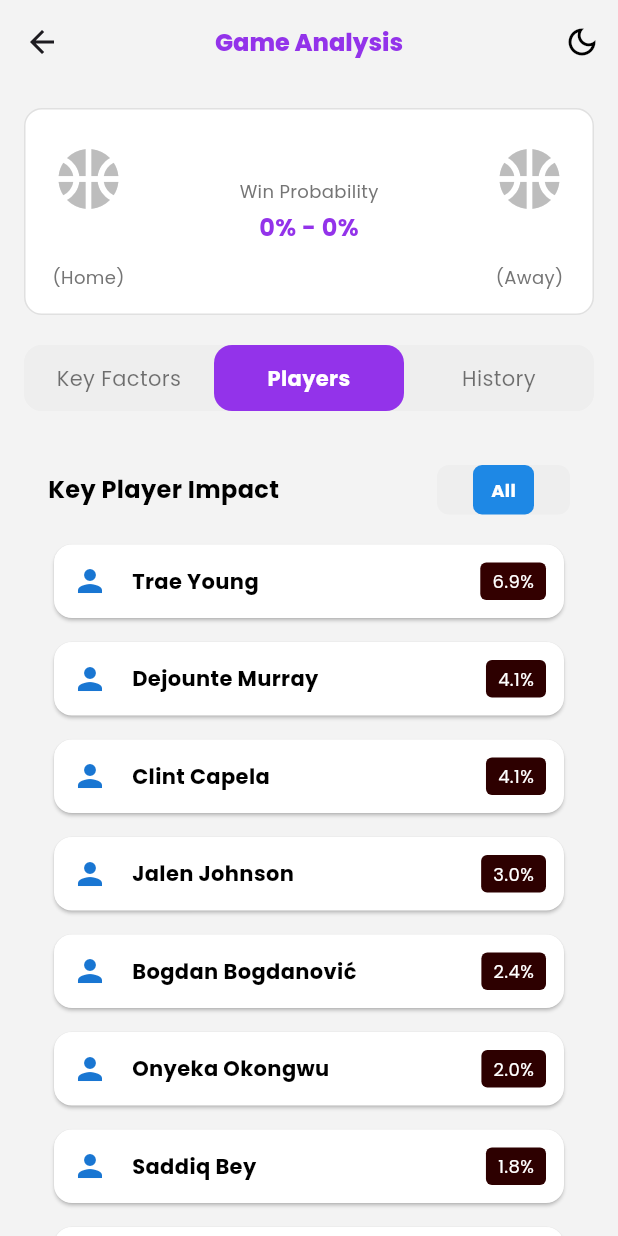
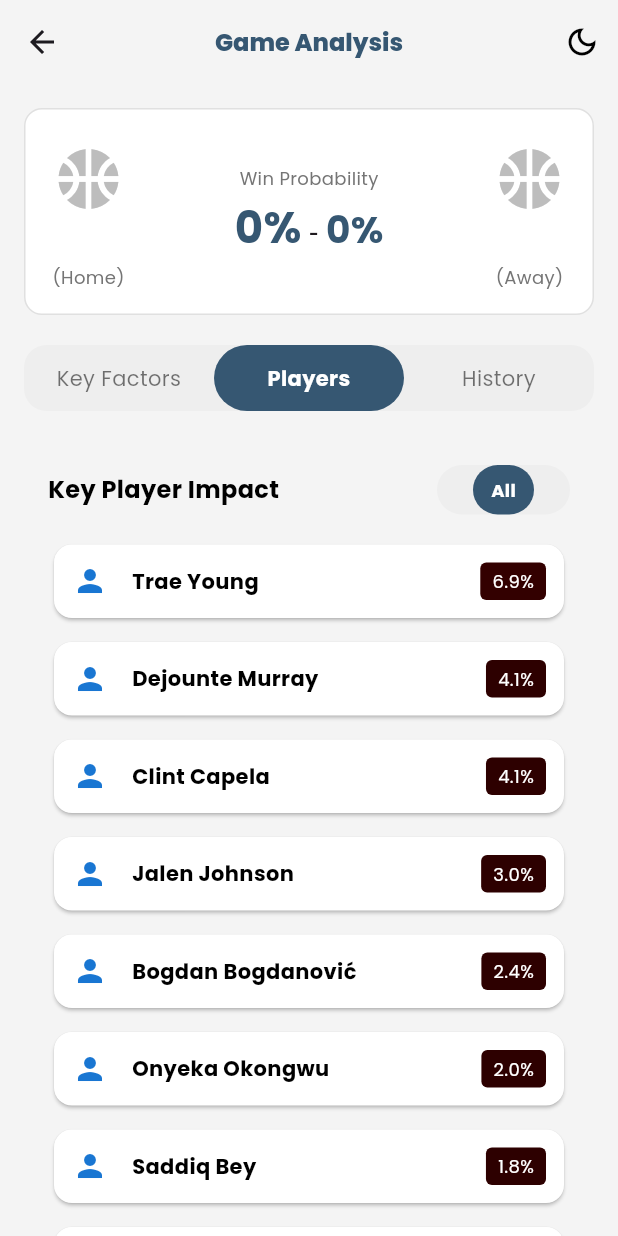
Before and after one commit to Chesterlajara/Game-Changer-AI, a Flutter app: the TransparencyPage screen opened directly with empty values, after a tap on "Players", on a phone screen of 412 x 824 dp. Run offline on Flutter 3.47's test engine with Material 3 defaults, Android fonts, the phone set to English and light mode, and no system bars; our stand-ins replace csv, flutter_svg, flutter_xlider, google_fonts; network calls fail.

```diff
--- a/GameChanger-frontend/lib/screens/analysis/transparency_page.dart
+++ b/GameChanger-frontend/lib/screens/analysis/transparency_page.dart
@@ -642,12 +642,12 @@ class _TransparencyPageState extends State<TransparencyPage> {
     final themeProvider = Provider.of<ThemeProvider>(context);
     final isDark = themeProvider.isDarkMode;
     final Color iconColor = isDark ? Colors.white : const Color(0xFF1D1B20);
-    final Color titleColor = const Color(0xFF9333EA);
+    final Color titleColor = const Color(0xFF365772);
 
     return Scaffold(
-      backgroundColor: isDark ? const Color(0xFF121212) : const Color(0xFFF3F3F3),
+      backgroundColor: isDark ? Colors.black : const Color(0xFFF4F4F4),
       appBar: AppBar(
-        backgroundColor: isDark ? const Color(0xFF2D3748) : Colors.transparent, // Match GamePage AppBar color
+        backgroundColor: isDark ? Colors.black : const Color(0xFFF4F4F4),
         elevation: 0,
         leading: IconButton(
           icon: SvgPicture.asset(
@@ -703,12 +703,12 @@ class _TransparencyPageState extends State<TransparencyPage> {
     final backgroundColor = isDarkMode ? const Color(0xFF1E1E1E) : Colors.grey[200];
     final selectedColor = isDarkMode ? Colors.white : Colors.black;
     final unselectedColor = isDarkMode ? Colors.white70 : Colors.black54;
-    final selectedTabColor = const Color(0xFF9333EA);
+    final selectedTabColor = const Color(0xFF365772);
 
     return Container(
       decoration: BoxDecoration(
         color: backgroundColor,
-        borderRadius: BorderRadius.circular(12),
+        borderRadius: BorderRadius.circular(15),
       ),
       child: Row(
         children: [
@@ -720,7 +720,7 @@ class _TransparencyPageState extends State<TransparencyPage> {
                 padding: const EdgeInsets.symmetric(vertical: 12),
                 decoration: BoxDecoration(
                   color: _selectedTabIndex == 0 ? selectedTabColor : backgroundColor,
-                  borderRadius: BorderRadius.circular(12),
+                  borderRadius: BorderRadius.circular(25),
                 ),
                 child: Text(
                   'Key Factors',
@@ -742,7 +742,7 @@ class _TransparencyPageState extends State<TransparencyPage> {
                 padding: const EdgeInsets.symmetric(vertical: 12),
                 decoration: BoxDecoration(
                   color: _selectedTabIndex == 1 ? selectedTabColor : backgroundColor,
-                  borderRadius: BorderRadius.circular(12),
+                  borderRadius: BorderRadius.circular(25),
                 ),
                 child: Text(
                   'Players',
@@ -764,7 +764,7 @@ class _TransparencyPageState extends State<TransparencyPage> {
                 padding: const EdgeInsets.symmetric(vertical: 12),
                 decoration: BoxDecoration(
                   color: _selectedTabIndex == 2 ? selectedTabColor : backgroundColor,
-                  borderRadius: BorderRadius.circular(12),
+                  borderRadius: BorderRadius.circular(25),
                 ),
                 child: Text(
                   'History',
@@ -1366,7 +1366,7 @@ class _TransparencyPageState extends State<TransparencyPage> {
                 Container(
                   decoration: BoxDecoration(
                     color: isDarkMode ? Colors.grey[800] : Colors.grey[200],
-                    borderRadius: BorderRadius.circular(8),
+                    borderRadius: BorderRadius.circular(25),
                   ),
                   child: Row(
                     mainAxisSize: MainAxisSize.min,
@@ -1451,9 +1451,9 @@ class _TransparencyPageState extends State<TransparencyPage> {
         padding: const EdgeInsets.symmetric(horizontal: 12, vertical: 8),
         decoration: BoxDecoration(
           color: isSelected
-              ? (isDarkMode ? Colors.blue[700] : Colors.blue[600])
+              ? (isDarkMode ? Colors.blue[700] : const Color(0xFF365772))
               : Colors.transparent,
-          borderRadius: BorderRadius.circular(6),
+        borderRadius: BorderRadius.circular(25),
         ),
         child: Text(
           label,
@@ -1629,7 +1629,7 @@ class _GameSummaryCard extends StatelessWidget {
     final winProbValueStyle = GoogleFonts.poppins(
       fontSize: 16,
       fontWeight: FontWeight.bold,
-      color: const Color(0xFF9333EA),
+      color: const Color(0xFF365772),
     );
 
     // Logo builder function using the centralized LogoHelper
@@ -1681,10 +1681,29 @@ class _GameSummaryCard extends StatelessWidget {
                      children: [
                        Text('Win Probability', style: winProbLabelStyle),
                        const SizedBox(height: 4),
-                       Text(
-                         '${(game.team1WinProbability * 100).toStringAsFixed(0)}% - ${(game.team2WinProbability * 100).toStringAsFixed(0)}%',
-                         style: winProbValueStyle,
-                       ),
+                       Text.rich(
+                        TextSpan(
+                          children: [
+                            TextSpan(
+                              text: '${(game.team1WinProbability * 100).toStringAsFixed(0)}%',
+                              style: winProbValueStyle.copyWith(
+                                fontSize: game.team1WinProbability >= game.team2WinProbability ? 29: 25,
+                              ),
+                            ),
+                            const TextSpan(
+                              text: ' - ',
+                              style: TextStyle(fontSize: 20),
+                            ),
+                            TextSpan(
+                              text: '${(game.team2WinProbability * 100).toStringAsFixed(0)}%',
+                              style: winProbValueStyle.copyWith(
+                                fontSize: game.team2WinProbability > game.team1WinProbability ? 29: 25,
+                              ),
+                            ),
+                          ],
+                        ),
+                      ),
+
                      ],
                    ),
                  ),
```
